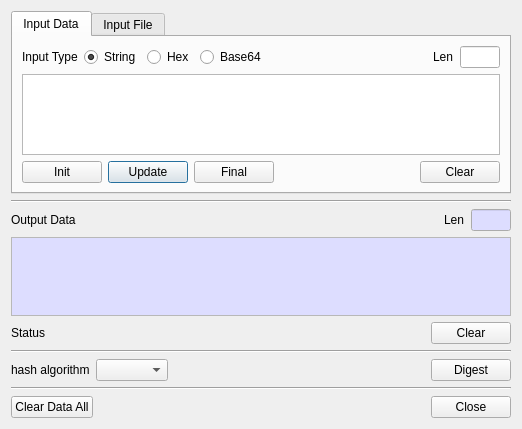
Old version of the form BerEditor/gen_hash_dlg.ui in the repository jykim74/BerEditor.
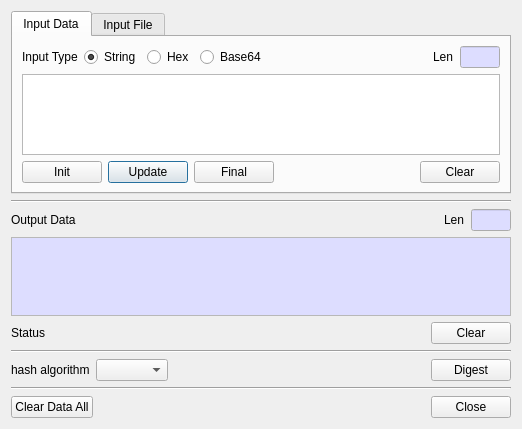
New version of the form.

```diff
--- a/BerEditor/gen_hash_dlg.ui
+++ b/BerEditor/gen_hash_dlg.ui
@@ -60,6 +60,33 @@
              <height>16777215</height>
             </size>
            </property>
+           <property name="palette">
+            <palette>
+             <active>
+              <colorrole role="Base">
+               <brush brushstyle="SolidPattern">
+                <color alpha="255">
+                 <red>221</red>
+                 <green>221</green>
+                 <blue>255</blue>
+                </color>
+               </brush>
+              </colorrole>
+             </active>
+             <inactive>
+              <colorrole role="Base">
+               <brush brushstyle="SolidPattern">
+                <color alpha="255">
+                 <red>221</red>
+                 <green>221</green>
+                 <blue>255</blue>
+                </color>
+               </brush>
+              </colorrole>
+             </inactive>
+             <disabled/>
+            </palette>
+           </property>
            <property name="readOnly">
             <bool>true</bool>
            </property>
```
